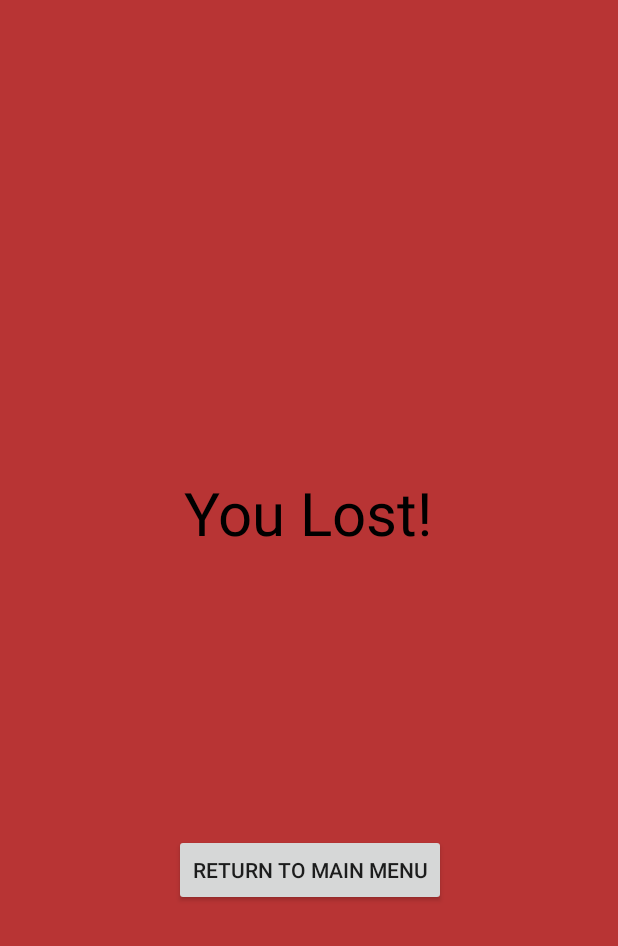
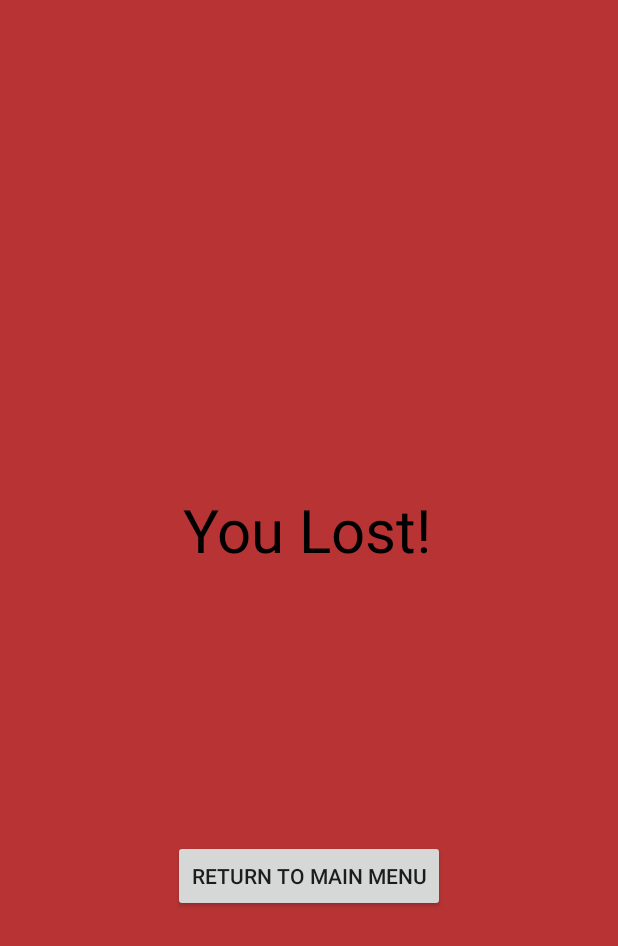
Before and after one commit to sondretb/Liars_Dice, an Android app: the LoseActivity screen opened directly, with no data from a screen before it, on a phone screen of 412 x 824 dp. Shown: the top 946 px of the screen. Run offline under Robolectric (Android 15) with nearby library versions, the phone set to English and light mode, and no system bars; Roboto replaces fonts that are not available here.

Commit message:
shit code, might be useful

```diff
--- a/app/src/main/res/layout/activity_lose.xml
+++ b/app/src/main/res/layout/activity_lose.xml
@@ -13,10 +13,11 @@
         android:layout_height="wrap_content"
         android:layout_marginStart="116dp"
         android:layout_marginEnd="115dp"
-        android:layout_marginBottom="220dp"
+        android:layout_marginBottom="216dp"
         android:text="Return to main menu"
         app:layout_constraintBottom_toBottomOf="parent"
         app:layout_constraintEnd_toEndOf="parent"
+        app:layout_constraintHorizontal_bias="1.0"
         app:layout_constraintStart_toStartOf="parent" />
 
     <TextView
@@ -25,7 +26,7 @@
         android:layout_height="wrap_content"
         android:layout_marginStart="122dp"
         android:layout_marginEnd="123dp"
-        android:layout_marginBottom="187dp"
+        android:layout_marginBottom="180dp"
         android:background="#00FF8686"
         android:fontFamily="@font/tauri"
         android:text="You Lost!"
@@ -33,5 +34,6 @@
         android:textSize="40sp"
         app:layout_constraintBottom_toTopOf="@+id/returnbuttonlose"
         app:layout_constraintEnd_toEndOf="parent"
+        app:layout_constraintHorizontal_bias="0.428"
         app:layout_constraintStart_toStartOf="parent" />
 </androidx.constraintlayout.widget.ConstraintLayout>
```
